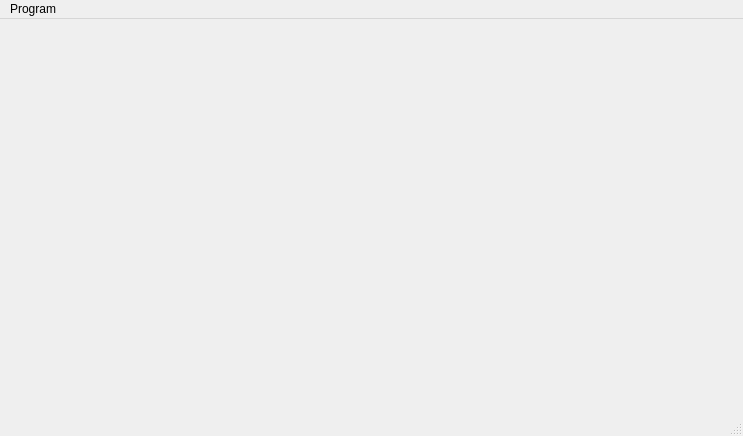
Before: the Qt Designer form Sem4_3D_Simple/Sem4_3D_Simple/mainwindow.ui in curedjuju/4th_computer_graphics, drawn with Qt 5.
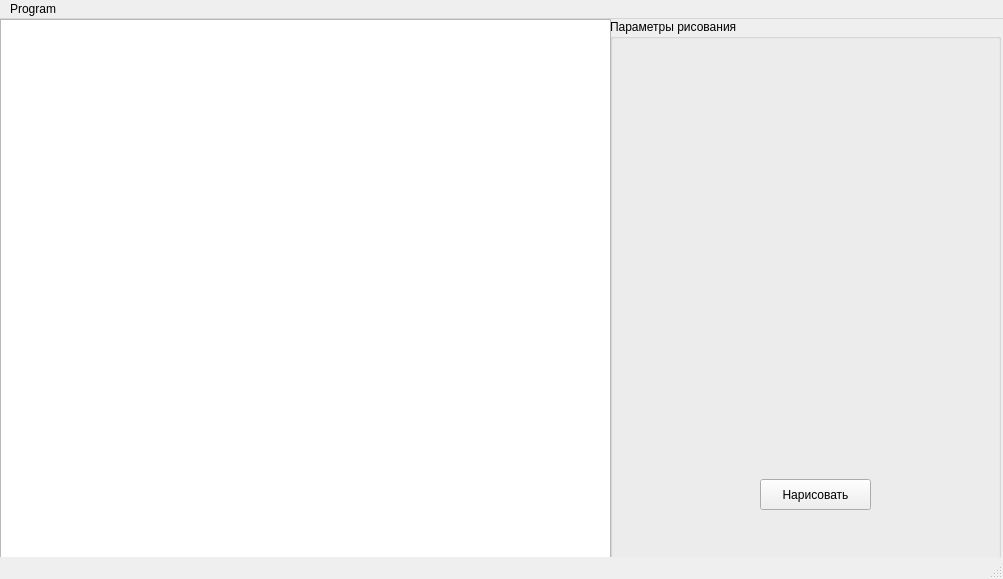
After: the same form once the commit is applied.

```diff
--- a/Sem4_3D_Simple/Sem4_3D_Simple/mainwindow.ui
+++ b/Sem4_3D_Simple/Sem4_3D_Simple/mainwindow.ui
@@ -6,20 +6,57 @@
    <rect>
     <x>0</x>
     <y>0</y>
-    <width>743</width>
-    <height>436</height>
+    <width>1003</width>
+    <height>579</height>
    </rect>
   </property>
   <property name="windowTitle">
    <string>MainWindow</string>
   </property>
-  <widget class="QWidget" name="centralWidget"/>
+  <widget class="QWidget" name="centralWidget">
+   <widget class="QGraphicsView" name="graphicsView">
+    <property name="geometry">
+     <rect>
+      <x>0</x>
+      <y>0</y>
+      <width>611</width>
+      <height>561</height>
+     </rect>
+    </property>
+   </widget>
+   <widget class="QGroupBox" name="groupBox">
+    <property name="geometry">
+     <rect>
+      <x>610</x>
+      <y>0</y>
+      <width>391</width>
+      <height>551</height>
+     </rect>
+    </property>
+    <property name="title">
+     <string>Параметры рисования</string>
+    </property>
+    <widget class="QPushButton" name="paintBtn">
+     <property name="geometry">
+      <rect>
+       <x>150</x>
+       <y>460</y>
+       <width>111</width>
+       <height>31</height>
+      </rect>
+     </property>
+     <property name="text">
+      <string>Нарисовать</string>
+     </property>
+    </widget>
+   </widget>
+  </widget>
   <widget class="QMenuBar" name="menuBar">
    <property name="geometry">
     <rect>
      <x>0</x>
      <y>0</y>
-     <width>743</width>
+     <width>1003</width>
      <height>22</height>
     </rect>
    </property>
```
